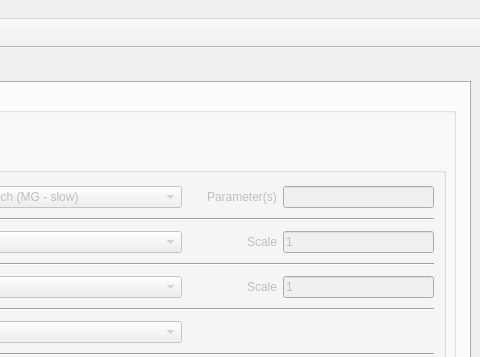
The window that ui/geo_load.ui (m-sequeira/IBA-Studio) describes before a commit, drawn with Qt 5; both pictures show x 596 to 1076 and y 0 to 357 of the 1076 by 788 pixel window.
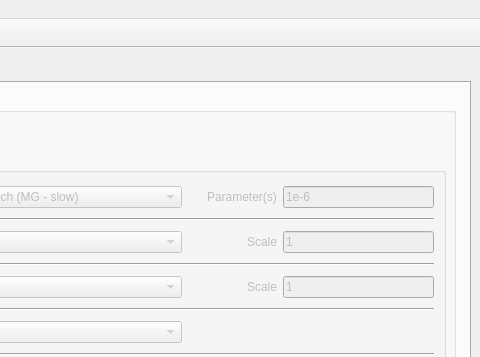
The same window after the commit. The open tabs and pages were chosen to show the change.

Patch:
```diff
--- a/ui/geo_load.ui
+++ b/ui/geo_load.ui
@@ -1370,6 +1370,9 @@
             <property name="enabled">
              <bool>false</bool>
             </property>
+            <property name="text">
+             <string>1e-6</string>
+            </property>
            </widget>
           </item>
           <item row="8" column="1">
```
Left out of the diff: 4 changed lines with no effect on the pictures.
